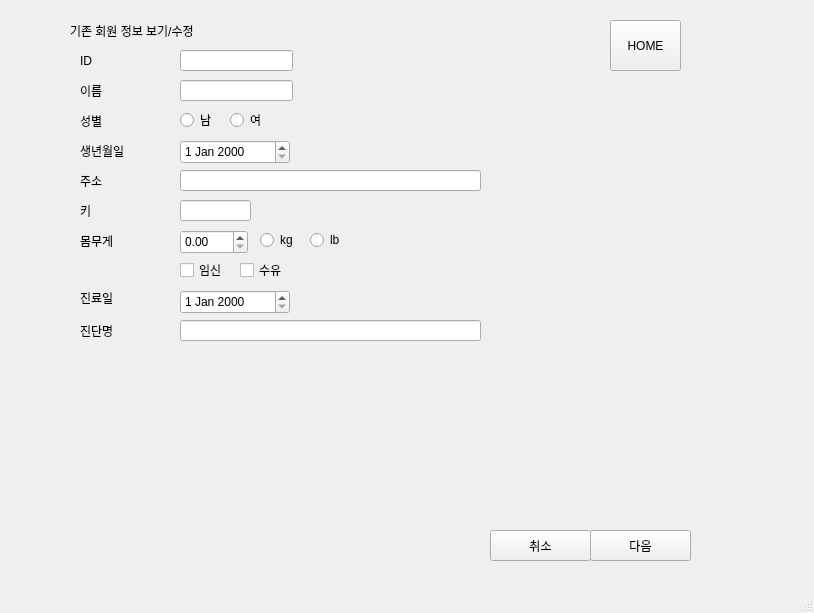
First picture: the form in view/stackedwid1.ui, repository jipark721/kh_proj, before the edit.
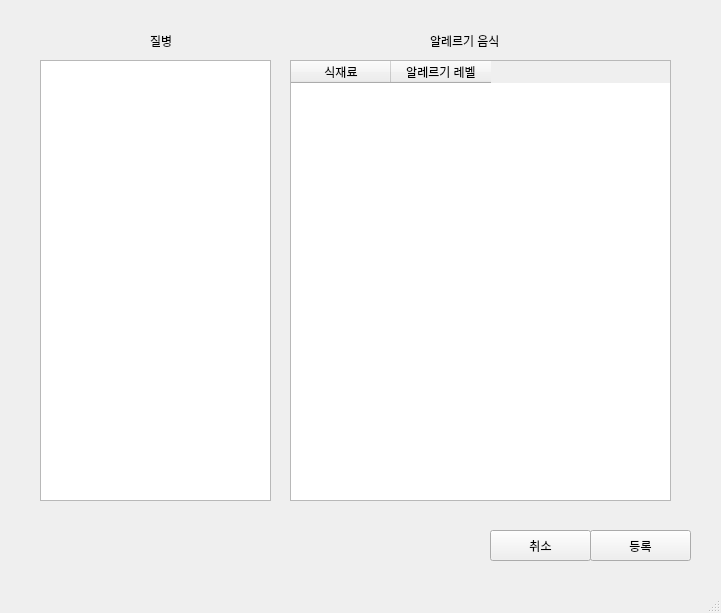
Second picture: the form after the edit. The open tabs and pages were chosen to show the change.

Diff of the .ui file:
```diff
--- a/view/stackedwid1.ui
+++ b/view/stackedwid1.ui
@@ -6,7 +6,7 @@
    <rect>
     <x>0</x>
     <y>0</y>
-    <width>814</width>
+    <width>721</width>
     <height>613</height>
    </rect>
   </property>
@@ -539,6 +539,136 @@
        <string>ID 사용가능?</string>
       </property>
      </widget>
+     <widget class="QLabel" name="label_13">
+      <property name="geometry">
+       <rect>
+        <x>240</x>
+        <y>230</y>
+        <width>60</width>
+        <height>21</height>
+       </rect>
+      </property>
+      <property name="text">
+       <string>kg</string>
+      </property>
+     </widget>
+     <widget class="QLabel" name="label_24">
+      <property name="geometry">
+       <rect>
+        <x>240</x>
+        <y>200</y>
+        <width>60</width>
+        <height>21</height>
+       </rect>
+      </property>
+      <property name="text">
+       <string>cm</string>
+      </property>
+     </widget>
+    </widget>
+    <widget class="QWidget" name="page_4_1_1">
+     <widget class="QWidget" name="widget_16" native="true">
+      <property name="geometry">
+       <rect>
+        <x>-30</x>
+        <y>0</y>
+        <width>771</width>
+        <height>511</height>
+       </rect>
+      </property>
+      <widget class="QListWidget" name="listWidget_diseases_4_1_1">
+       <property name="geometry">
+        <rect>
+         <x>30</x>
+         <y>60</y>
+         <width>231</width>
+         <height>441</height>
+        </rect>
+       </property>
+      </widget>
+      <widget class="QLabel" name="label_34">
+       <property name="geometry">
+        <rect>
+         <x>140</x>
+         <y>30</y>
+         <width>60</width>
+         <height>21</height>
+        </rect>
+       </property>
+       <property name="text">
+        <string>질병</string>
+       </property>
+      </widget>
+      <widget class="QTableWidget" name="tableWidget_allergies_4_1_1">
+       <property name="geometry">
+        <rect>
+         <x>280</x>
+         <y>60</y>
+         <width>381</width>
+         <height>441</height>
+        </rect>
+       </property>
+       <column>
+        <property name="text">
+         <string>식재료</string>
+        </property>
+       </column>
+       <column>
+        <property name="text">
+         <string>알레르기 레벨</string>
+        </property>
+       </column>
+      </widget>
+      <widget class="QLabel" name="label_53">
+       <property name="geometry">
+        <rect>
+         <x>420</x>
+         <y>30</y>
+         <width>91</width>
+         <height>21</height>
+        </rect>
+       </property>
+       <property name="text">
+        <string>알레르기 음식</string>
+       </property>
+      </widget>
+     </widget>
+     <widget class="QWidget" name="widget_17" native="true">
+      <property name="geometry">
+       <rect>
+        <x>440</x>
+        <y>510</y>
+        <width>221</width>
+        <height>61</height>
+       </rect>
+      </property>
+      <widget class="QPushButton" name="btn_cancel_4_1_1">
+       <property name="geometry">
+        <rect>
+         <x>10</x>
+         <y>20</y>
+         <width>101</width>
+         <height>31</height>
+        </rect>
+       </property>
+       <property name="text">
+        <string>취소</string>
+       </property>
+      </widget>
+      <widget class="QPushButton" name="btn_registerClient_4_1_1">
+       <property name="geometry">
+        <rect>
+         <x>110</x>
+         <y>20</y>
+         <width>101</width>
+         <height>31</height>
+        </rect>
+       </property>
+       <property name="text">
+        <string>등록</string>
+       </property>
+      </widget>
+     </widget>
     </widget>
     <widget class="QWidget" name="page_4_2">
      <widget class="QLabel" name="label_38">
@@ -756,19 +886,6 @@
        <string>기존 회원 정보 보기/수정</string>
       </property>
      </widget>
-     <widget class="QRadioButton" name="radioBtn_kg_4_3">
-      <property name="geometry">
-       <rect>
-        <x>220</x>
-        <y>230</y>
-        <width>51</width>
-        <height>20</height>
-       </rect>
-      </property>
-      <property name="text">
-       <string>kg</string>
-      </property>
-     </widget>
      <widget class="QLabel" name="label_32">
       <property name="geometry">
        <rect>
@@ -913,19 +1030,6 @@
        </rect>
       </property>
      </widget>
-     <widget class="QRadioButton" name="radioBtn_lb_4_3">
-      <property name="geometry">
-       <rect>
-        <x>270</x>
-        <y>230</y>
-        <width>51</width>
-        <height>20</height>
-       </rect>
-      </property>
-      <property name="text">
-       <string>lb</string>
-      </property>
-     </widget>
      <widget class="QLineEdit" name="lineEdit_name_4_3">
       <property name="geometry">
        <rect>
@@ -949,29 +1053,6 @@
        <string>생년월일</string>
       </property>
      </widget>
-     <widget class="QLabel" name="label_33">
-      <property name="geometry">
-       <rect>
-        <x>40</x>
-        <y>320</y>
-        <width>60</width>
-        <height>21</height>
-       </rect>
-      </property>
-      <property name="text">
-       <string>진단명</string>
-      </property>
-     </widget>
-     <widget class="QLineEdit" name="lineEdit_diagDis_4_3">
-      <property name="geometry">
-       <rect>
-        <x>140</x>
-        <y>320</y>
-        <width>301</width>
-        <height>21</height>
-       </rect>
-      </property>
-     </widget>
      <widget class="QDateEdit" name="dateEdit_birthdate_4_3">
       <property name="geometry">
        <rect>
@@ -1047,9 +1128,9 @@
      <widget class="QWidget" name="widget_15" native="true">
       <property name="geometry">
        <rect>
-        <x>440</x>
+        <x>350</x>
         <y>510</y>
-        <width>221</width>
+        <width>311</width>
         <height>61</height>
        </rect>
       </property>
@@ -1076,7 +1157,7 @@
         </rect>
        </property>
        <property name="text">
-        <string>다음</string>
+        <string>수정 후 다음</string>
        </property>
       </widget>
      </widget>
```
Left out of the diff: 146 changed lines with no effect on the pictures.
